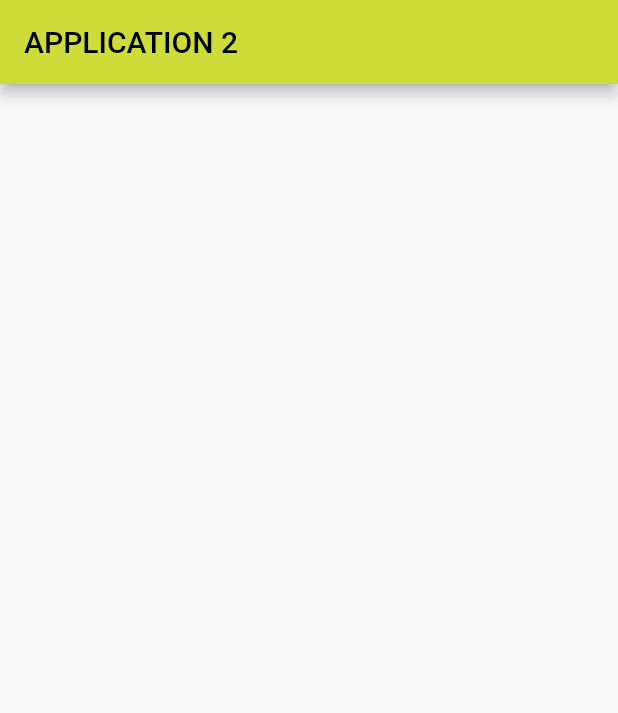
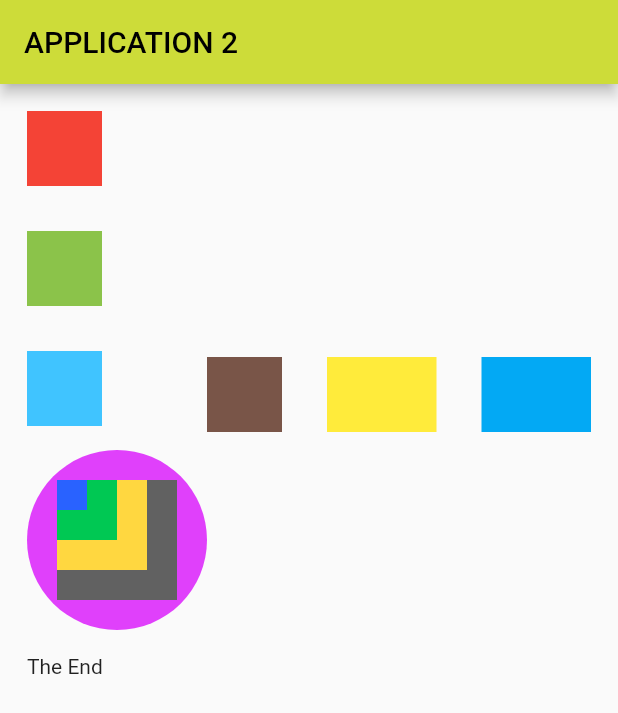
Before and after one commit to rohansunar15/flutter_pratice, a Flutter app: the screen it shows after launch, on a phone screen of 412 x 824 dp. Shown: the top 713 px of the screen. Run offline on Flutter 3.47's test engine with Material 2 defaults, Android fonts, the phone set to English and light mode, and no system bars.

Commit message:
3rd edit

```diff
--- a/lib/pages/home.dart
+++ b/lib/pages/home.dart
@@ -14,7 +14,123 @@ class _HomeState extends State<Home>{
     appBar: AppBar(
       title: Text('APPLICATION 2'),
     ),
-    body: Container(),
+    body: SafeArea(
+      child: SingleChildScrollView(
+        child: Padding(
+          padding: EdgeInsets.all(18.0),
+          child:  Column(
+            children: <Widget>[
+              Rowcolumn()
+            ],
+          ),
+        ),
+      ),
+    ),
     );
   }
 }
+
+class Rowcolumn extends StatelessWidget {
+  const Rowcolumn({
+    Key? key,
+  }) : super(key: key);
+
+  @override
+  Widget build(BuildContext context) {
+    return Row(
+      children: <Widget>[
+        Column(
+          crossAxisAlignment: CrossAxisAlignment.start,
+          mainAxisSize: MainAxisSize.max,
+          children: <Widget>[
+            Container(
+              color: Colors.red,
+              height: 50.0,
+              width: 50.0,
+
+            ),
+            Padding(padding: EdgeInsets.all(15.0)),
+            Container(
+              color: Colors.lightGreen,
+              height: 50.0,
+              width: 50.0,
+            ),
+            Padding(padding: EdgeInsets.all(15.0)),
+             Container(
+              color: Colors.lightBlueAccent,
+              height: 50.0,
+              width: 50.0,
+            ),
+            Divider(),
+            Row(
+              children: <Widget>[
+                circleavatar(),
+
+              ],
+            ),
+            Divider(),
+            Text('The End ')
+          ],
+        ),
+        Container(
+          color: Colors.brown,
+          height: 50.0,
+          width: 50.0,
+        ),
+        Padding(padding: EdgeInsets.all(15.0)),
+        Expanded(child: Container(
+          color: Colors.yellow,
+          height: 50.0,
+          width: 50.0,
+        ),
+        ),
+        Padding(padding: EdgeInsets.all(15.0)),
+        Expanded(child: Container(
+          color: Colors.lightBlue,
+          height: 50.0,
+          width: 50.0,
+        ),
+        ),
+      ],
+    );
+  }
+}
+
+class circleavatar extends StatelessWidget {
+  const circleavatar({
+    Key? key,
+  }) : super(key: key);
+
+  @override
+  Widget build(BuildContext context) {
+    return CircleAvatar(
+      backgroundColor: Colors.purpleAccent,
+      radius: 60.0,
+
+      child: Stack(
+        children: <Widget>[
+          Container(
+            height: 80.0,
+            width: 80.0,
+            color: Colors.grey.shade700
+          ),
+          Container(
+            height: 60.0,
+            width: 60.0,
+            color: Colors.amberAccent,
+          ),
+          Container(
+            color: Colors.greenAccent.shade700,
+            height: 40.0,
+            width: 40.0,
+          ),
+          Container(
+            color: Colors.blueAccent.shade700,
+            height: 20.0,
+            width: 20.0,
+          ),
+        ],
+      ),
+    );
+  }
+}
```
